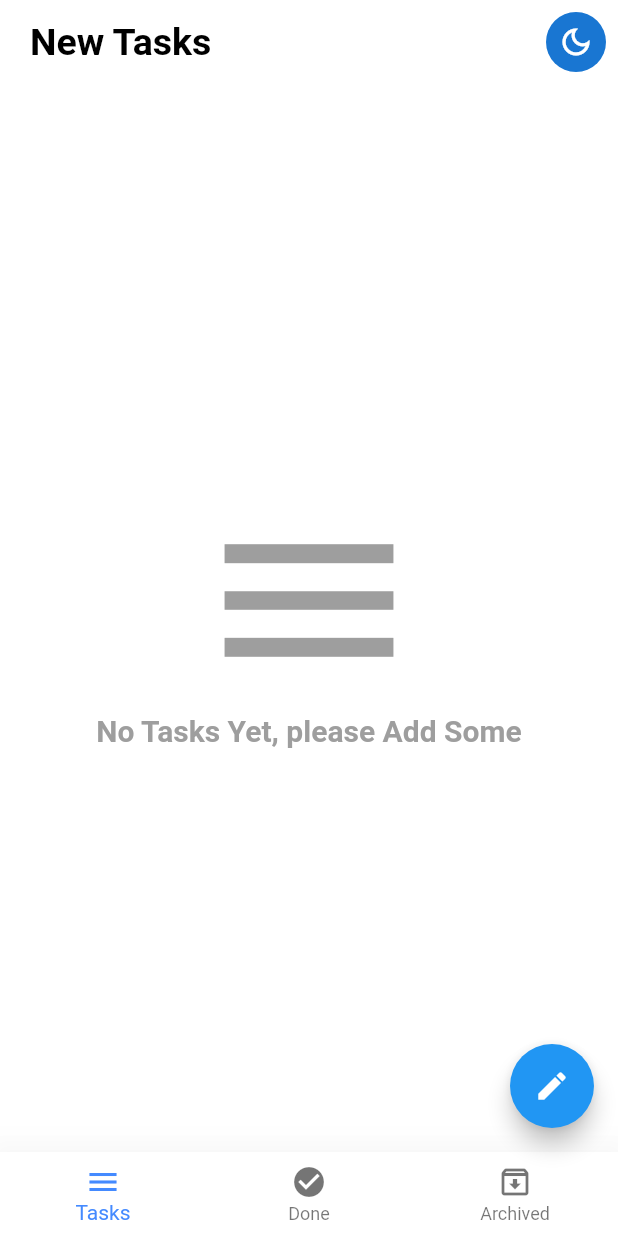
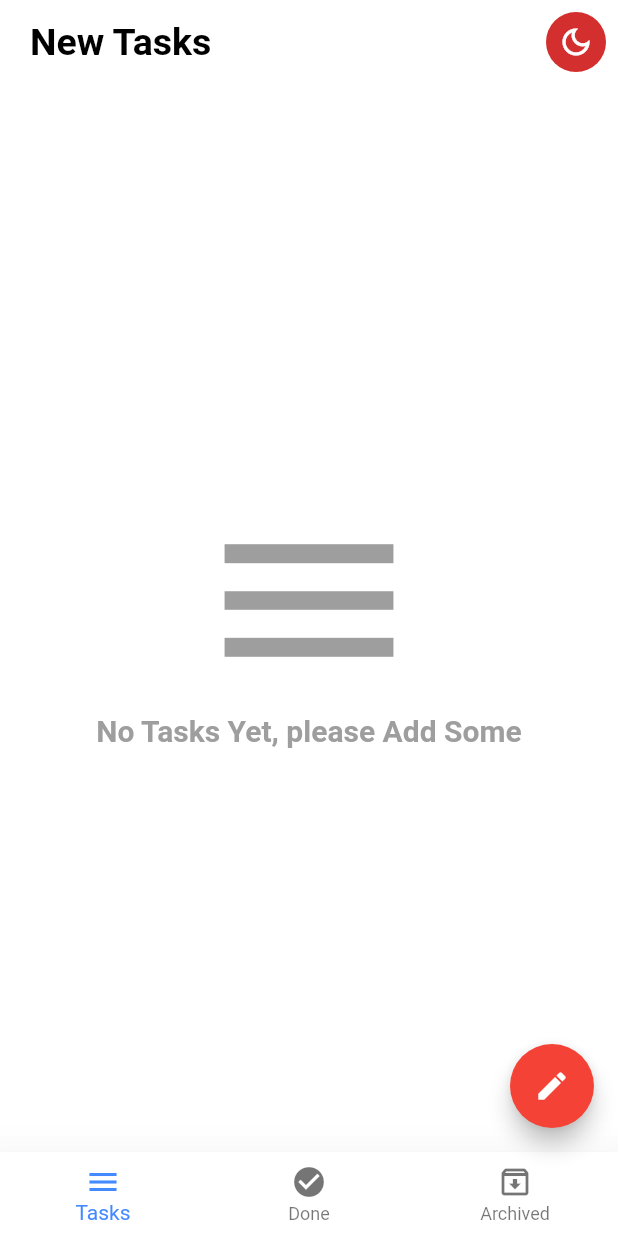
Before and after one commit to HusseinMohamed99/TO-DO, a Flutter app: the screen it shows after launch, after a tap on the "dark mode" icon, on a phone screen of 412 x 824 dp. Run offline on Flutter 3.47's test engine with Material 2 defaults, Android fonts, the phone set to English and light mode, and no system bars; our stand-ins replace bloc, conditional_builder_null_safety, dio, flutter_bloc, flutter_screenutil, shared_preferences and 2 more; accounts and stored records are empty; Roboto replaces fonts that are missing (Jannah).

```diff
--- a/lib/layout/todo_app/todo_layout.dart
+++ b/lib/layout/todo_app/todo_layout.dart
@@ -19,7 +19,7 @@ class HomeLayout extends StatelessWidget {
   @override
   Widget build(BuildContext context) {
     return BlocProvider(
-      create: (BuildContext context) => AppCubit()..createDatabase(),
+      create: (BuildContext context) => AppCubit(),
       child: BlocConsumer<AppCubit, AppStates>(
         listener: (BuildContext context, AppStates state) {
           if (state is AppInsertDatabaseState) {
@@ -29,7 +29,6 @@ class HomeLayout extends StatelessWidget {
         builder: (BuildContext context, state) {
           AppCubit cubit = AppCubit.get(context);
           return Scaffold(
-
             key: scaffoldKey,
             appBar: AppBar(
               title: Text(
@@ -43,11 +42,13 @@ class HomeLayout extends StatelessWidget {
                 Padding(
                   padding: const EdgeInsets.all(8.0),
                   child: CircleAvatar(
-                      child: IconButton(
-                          onPressed: () {
-                            // cubit.changeAppMode();
-                          },
-                          icon: const Icon(Icons.dark_mode_outlined))),
+                    child: IconButton(
+                      onPressed: () {
+                        cubit.changeAppMode();
+                      },
+                      icon: const Icon(Icons.dark_mode_outlined),
+                    ),
+                  ),
                 )
               ],
             ),
@@ -57,7 +58,6 @@ class HomeLayout extends StatelessWidget {
               fallback: (context) => cubit.screens[cubit.currentIndex],
             ),
 
-            // Floating Bottom
             floatingActionButton: FloatingActionButton(
               onPressed: () {
                 if (cubit.isBottomSheetShown) {
--- a/lib/main.dart
+++ b/lib/main.dart
@@ -19,7 +19,7 @@ void main() async {
   DioHelper.init();
   await CacheHelper.init();
 
-  bool? isDark = CacheHelper.getData(key: 'isDark');
+  bool? isDark = CacheHelper.getBoolean(key: 'isDark');
 
   runApp(MyApp(
     isDark: isDark,
@@ -30,19 +30,20 @@ class MyApp extends StatelessWidget {
   final bool? isDark;
 
   const MyApp({
-    super.key,
-    required this.isDark,
-  });
+    Key? key,
+    this.isDark,
+  }) : super(key: key);
 
   @override
   Widget build(BuildContext context) {
     return MultiBlocProvider(
       providers: [
         BlocProvider(
-            create: (context) => AppCubit()
-              ..changeAppMode(
-                fromShared: isDark,
-              )),
+          create: (context) => AppCubit()
+            ..changeAppMode(
+              fromShared: isDark,
+            ),
+        ),
       ],
       child: BlocConsumer<AppCubit, AppStates>(
         listener: (context, state) {},
@@ -54,11 +55,11 @@ class MyApp extends StatelessWidget {
               builder: (context, child) {
                 return MaterialApp(
                   debugShowCheckedModeBanner: false,
-                  theme: lightTheme,
-                  darkTheme: darkTheme,
+                  theme: ThemeApp.lightTheme,
+                  darkTheme: ThemeApp.darkTheme,
                   themeMode: AppCubit.get(context).isDark
-                      ? ThemeMode.light
-                      : ThemeMode.dark,
+                      ? ThemeMode.dark
+                      : ThemeMode.light,
                   home: HomeLayout(),
                 );
               });
--- a/lib/network/local/cache_helper.dart
+++ b/lib/network/local/cache_helper.dart
@@ -1,7 +1,8 @@
 import 'package:shared_preferences/shared_preferences.dart';
 
 class CacheHelper {
-  static SharedPreferences? sharedPreferences;
+  static late SharedPreferences sharedPreferences;
+
   static init() async {
     sharedPreferences = await SharedPreferences.getInstance();
   }
@@ -10,29 +11,35 @@ class CacheHelper {
     required String key,
     required bool value,
   }) async {
-    return await sharedPreferences!.setBool(key, value);
+    return await sharedPreferences.setBool(key, value);
+  }
+
+  static bool? getBoolean({
+    required String key,
+  }) {
+    return sharedPreferences.getBool(key);
   }
 
   static dynamic getData({
     required String key,
   }) {
-    return sharedPreferences!.get(key);
+    return sharedPreferences.get(key);
   }
 
   static Future<bool> saveData({
     required String key,
     required dynamic value,
   }) async {
-    if (value is String) return await sharedPreferences!.setString(key, value);
-    if (value is int) return await sharedPreferences!.setInt(key, value);
-    if (value is bool) return await sharedPreferences!.setBool(key, value);
+    if (value is String) return await sharedPreferences.setString(key, value);
+    if (value is bool) return await sharedPreferences.setBool(key, value);
+    if (value is int) return await sharedPreferences.setInt(key, value);
 
-    return await sharedPreferences!.setDouble(key, value);
+    return await sharedPreferences.setDouble(key, value);
   }
 
   static Future<bool> removeData({
     required String key,
-  }) async {
-    return await sharedPreferences!.remove(key);
+  }) {
+    return sharedPreferences.remove(key);
   }
 }
--- a/lib/shared/components/componentes.dart
+++ b/lib/shared/components/componentes.dart
@@ -5,7 +5,7 @@
 
 Widget defaultButton({
   double width = double.infinity,
-  Color background = defaultColor,
+  Color background = ThemeApp.defaultColor,
   bool isUpperCase = true,
   double radius = 3.0,
   required Function function,
@@ -174,7 +174,7 @@
         separatorBuilder: (context, index) => myDivider(),
         itemCount: tasks.length,
       ),
-      fallback: (context) => const Center(
+      fallback: (context) => Center(
         child: Column(mainAxisAlignment: MainAxisAlignment.center, children: [
           Icon(
             Icons.menu,
@@ -198,7 +198,7 @@
       child: Container(
         width: double.infinity,
         height: 1.0,
-        color: defaultColor,
+        color: ThemeApp.defaultColor,
       ),
     );
 
--- a/lib/shared/cubit/cubit.dart
+++ b/lib/shared/cubit/cubit.dart
@@ -5,7 +5,6 @@ import 'package:sqflite/sqflite.dart';
 import 'package:todo/modules/todo_app/newArchived/new_archived_screen.dart';
 import 'package:todo/modules/todo_app/newDone/new_done_screen.dart';
 import 'package:todo/modules/todo_app/newTasks/new_tasks_screen.dart';
-
 import 'package:todo/network/local/cache_helper.dart';
 import 'package:todo/shared/cubit/states.dart';
 
@@ -150,16 +149,24 @@ class AppCubit extends Cubit<AppStates> {
     });
   }
 
-  bool isDark = false;
+  bool isDark = true;
+  Color backgroundColor = const Color(0xff333739);
+
   void changeAppMode({bool? fromShared}) {
-    if (fromShared != null) {
+    if (fromShared == null) {
+      isDark = !isDark;
+    } else {
       isDark = fromShared;
+    }
+    CacheHelper.saveData(key: 'isDark', value: isDark).then((value) {
+      if (isDark) {
+        backgroundColor = const Color(0xff333739);
+        emit(AppChangeModeState());
+      } else {
+        backgroundColor = const Color(0xffffffff);
+        emit(AppChangeModeState());
+      }
       emit(AppChangeModeState());
-    } else {
-      isDark = !isDark;
-      CacheHelper.putBoolean(key: 'isDark', value: isDark).then((value) {
-        emit(AppChangeModeState());
-      });
-    }
+    });
   }
 }
--- a/lib/styles/themes.dart
+++ b/lib/styles/themes.dart
@@ -1,11 +1,14 @@
 import 'package:flutter/material.dart';
 import 'package:flutter/services.dart';
 
-Color primaryDarkColor = const Color(0xff333739);
-const defaultColor = Colors.blueAccent;
-ThemeData darkTheme = ThemeData(
+class ThemeApp {
+  static const Color primaryDarkColor = Color(0xff333739);
+  static const Color primaryLightColor = Color(0xffffffff);
+  static const Color defaultColor = Colors.blueAccent;
+  static final ThemeData darkTheme = ThemeData(
     scaffoldBackgroundColor: primaryDarkColor,
-  appBarTheme: AppBarTheme(
+    primarySwatch: Colors.blue,
+    appBarTheme: const AppBarTheme(
       titleSpacing: 20.0,
       systemOverlayStyle: SystemUiOverlayStyle(
         statusBarColor: primaryDarkColor,
@@ -13,16 +16,16 @@ ThemeData darkTheme = ThemeData(
       ),
       backgroundColor: primaryDarkColor,
       elevation: 0.0,
-    titleTextStyle: const TextStyle(
+      titleTextStyle: TextStyle(
         color: Colors.white,
         fontSize: 20.0,
         fontWeight: FontWeight.bold,
       ),
-    actionsIconTheme: const IconThemeData(
+      actionsIconTheme: IconThemeData(
         color: Colors.white,
       ),
     ),
-  bottomNavigationBarTheme: BottomNavigationBarThemeData(
+    bottomNavigationBarTheme: const BottomNavigationBarThemeData(
       type: BottomNavigationBarType.fixed,
       selectedItemColor: defaultColor,
       unselectedItemColor: Colors.white,
@@ -39,9 +42,9 @@ ThemeData darkTheme = ThemeData(
     ),
     fontFamily: 'Jannah',
   );
-
-ThemeData lightTheme = ThemeData(
-  scaffoldBackgroundColor: Colors.white,
+  static final ThemeData lightTheme = ThemeData(
+    scaffoldBackgroundColor: primaryLightColor,
+    primarySwatch: Colors.red,
     appBarTheme: const AppBarTheme(
       titleSpacing: 20.0,
       systemOverlayStyle: SystemUiOverlayStyle(
@@ -79,3 +82,4 @@ ThemeData lightTheme = ThemeData(
     )),
     fontFamily: 'Jannah',
   );
+}
```
Also changed, not shown: pubspec.yaml (+6 -6 lines), pubspec.lock. Lines whose indentation alone changed are shown as unchanged.
